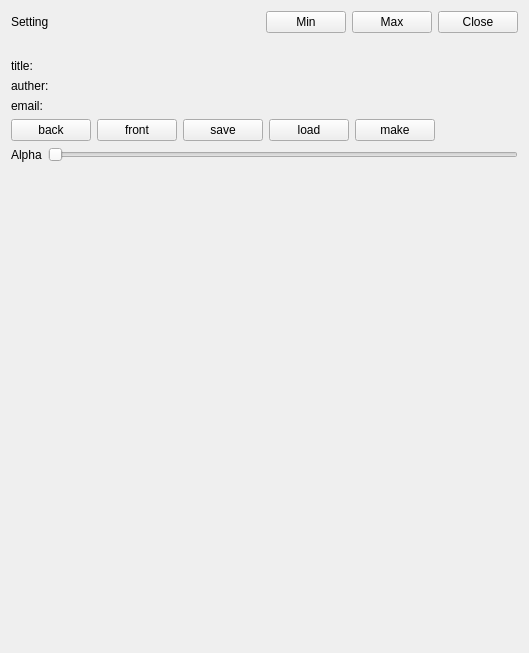
First picture: the form in widget.ui, repository qiuzhiqian/wpmaster, before the edit.
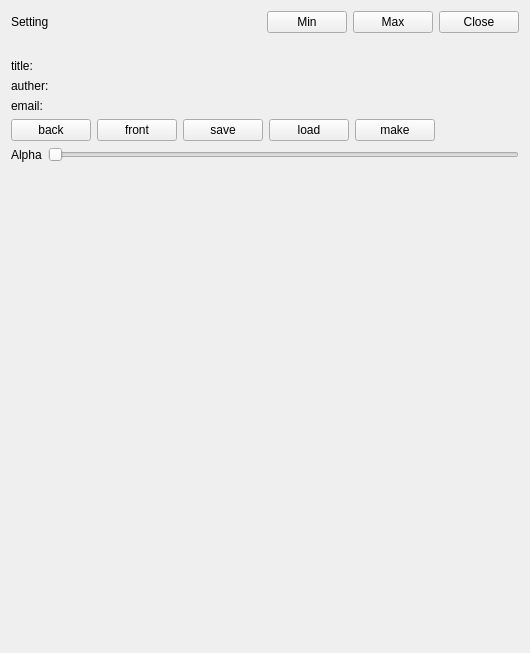
Second picture: the form after the edit.

The edit to the form file:
```diff
--- a/widget.ui
+++ b/widget.ui
@@ -6,7 +6,7 @@
    <rect>
     <x>0</x>
     <y>0</y>
-    <width>529</width>
+    <width>530</width>
     <height>653</height>
    </rect>
   </property>
```
